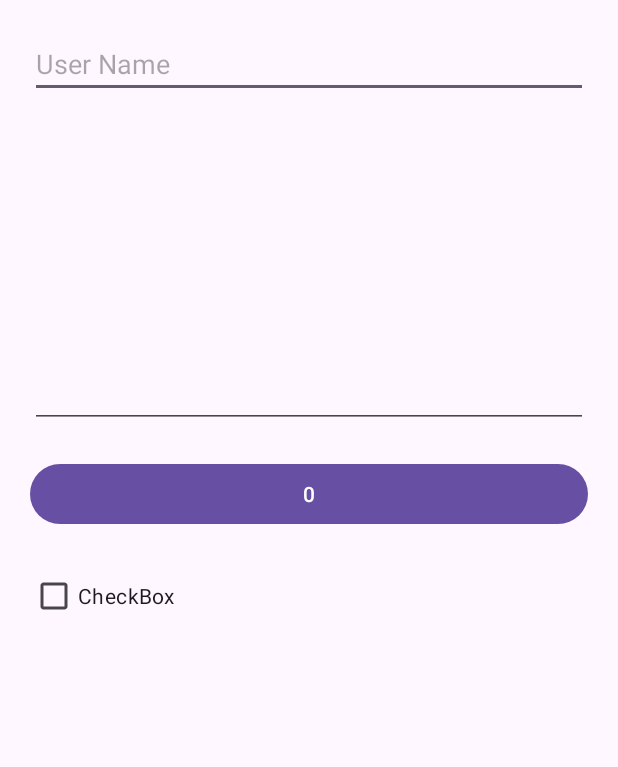
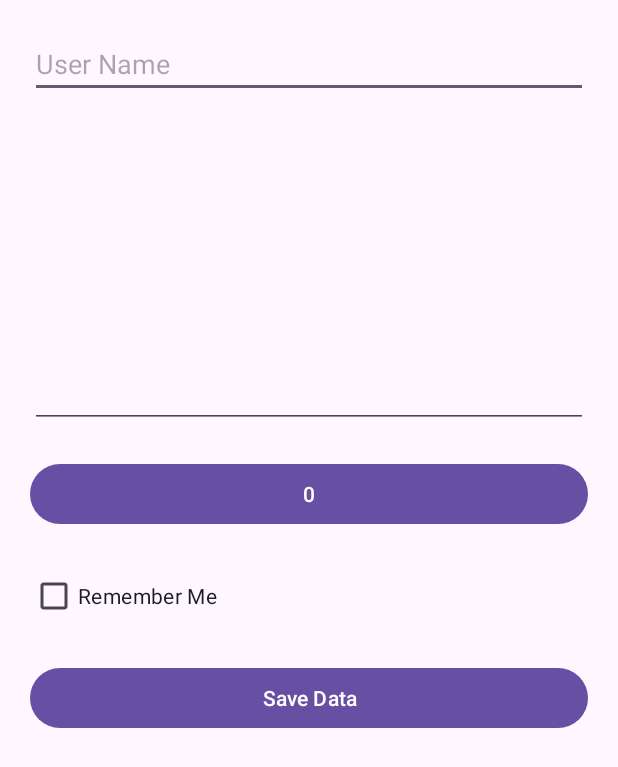
Before and after one commit to ContardiC/Shared-Preferences-Android, an Android app: the screen it shows after launch (MainActivity), on a phone screen of 412 x 824 dp. Shown: the top 767 px of the screen. Run offline under Robolectric (Android 15) with nearby library versions, the phone set to English and light mode, and no system bars; 1 statement that could not run was skipped.

Commit message:
[Feature] Add Button for saveData

```diff
--- a/app/src/main/java/it/spacecoding/sharedpreferences/MainActivity.java
+++ b/app/src/main/java/it/spacecoding/sharedpreferences/MainActivity.java
@@ -7,6 +7,7 @@ import android.view.View;
 import android.widget.Button;
 import android.widget.CheckBox;
 import android.widget.EditText;
+import android.widget.Toast;
 
 import androidx.activity.EdgeToEdge;
 import androidx.appcompat.app.AppCompatActivity;
@@ -17,8 +18,9 @@ import androidx.core.view.WindowInsetsCompat;
 public class MainActivity extends AppCompatActivity {
     EditText userName;
     EditText userMessage;
-    Button counter;
+    Button mButton;
     CheckBox remember;
+    Button mButtonSave;
     int count = 0;
     String name;
     String message;
@@ -36,14 +38,20 @@ public class MainActivity extends AppCompatActivity {
         });
         userName = findViewById(R.id.editTextName);
         userMessage = findViewById(R.id.editTextMessage);
-        counter = findViewById(R.id.button);
+        mButton = findViewById(R.id.button);
         remember = findViewById(R.id.checkBox);
 
-        counter.setOnClickListener(new View.OnClickListener() {
+        mButton.setOnClickListener(new View.OnClickListener() {
             @Override
             public void onClick(View v) {
                 count++;
-                counter.setText(String.valueOf(count));
+                mButton.setText(String.valueOf(count));
+            }
+        });
+        mButtonSave.setOnClickListener(new View.OnClickListener() {
+            @Override
+            public void onClick(View v) {
+                saveData();
             }
         });
     }
@@ -51,6 +59,7 @@ public class MainActivity extends AppCompatActivity {
     @Override
     protected void onPause() {
         super.onPause();
+        saveData();
 
     }
     public void saveData() {
@@ -60,8 +69,11 @@ public class MainActivity extends AppCompatActivity {
         message = userMessage.getText().toString();
         isChecked = remember.isChecked();
         SharedPreferences.Editor editor = mSharedPreferences.edit();
-        editor.putString("name", name);
-        editor.putString("message", message);
-        editor.putBoolean("isChecked", isChecked);
+        editor.putString("key name", name);
+        editor.putString("key message", message);
+        editor.putInt("key count", count);
+        editor.putBoolean("key remember", isChecked);
+        editor.commit(); // scrive i dati in memoria
+        Toast.makeText(getApplicationContext(), "Your data has been Saved", Toast.LENGTH_SHORT).show();
     }
 }
--- a/app/src/main/res/layout/activity_main.xml
+++ b/app/src/main/res/layout/activity_main.xml
@@ -16,8 +16,8 @@
         android:layout_marginTop="20dp"
         android:layout_marginEnd="20dp"
         android:ems="10"
+        android:hint="@string/user_name"
         android:inputType="text"
-        android:hint="@string/user_name"
         android:text="" />
 
     <EditText
@@ -48,5 +48,14 @@
         android:layout_marginStart="20dp"
         android:layout_marginTop="20dp"
         android:layout_marginEnd="20dp"
-        android:text="CheckBox" />
+        android:text="@string/remember_me_checkbox" />
+
+    <Button
+        android:id="@+id/buttonSave"
+        android:layout_width="match_parent"
+        android:layout_height="wrap_content"
+        android:layout_marginStart="20dp"
+        android:layout_marginTop="20dp"
+        android:layout_marginEnd="20dp"
+        android:text="@string/save_data_button" />
 </LinearLayout>
--- a/app/src/main/res/values/strings.xml
+++ b/app/src/main/res/values/strings.xml
@@ -2,4 +2,6 @@
     <string name="app_name">Shared Preferences</string>
     <string name="user_name">User Name</string>
     <string name="count_button">0</string>
+    <string name="save_data_button">Save Data</string>
+    <string name="remember_me_checkbox">Remember Me</string>
 </resources>
```
